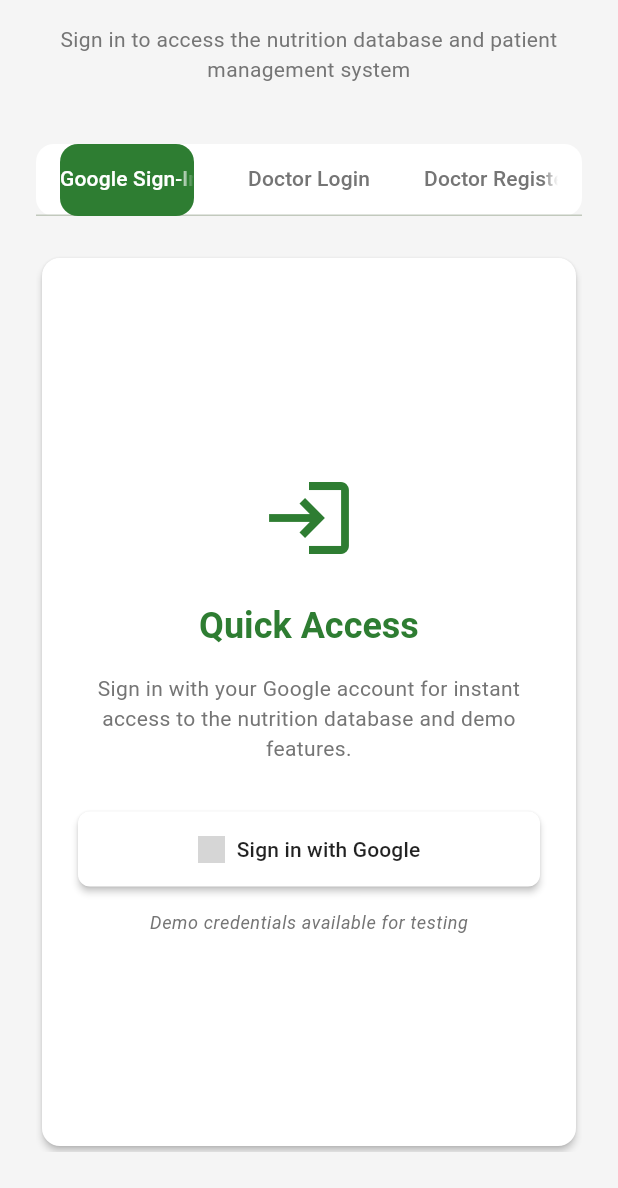
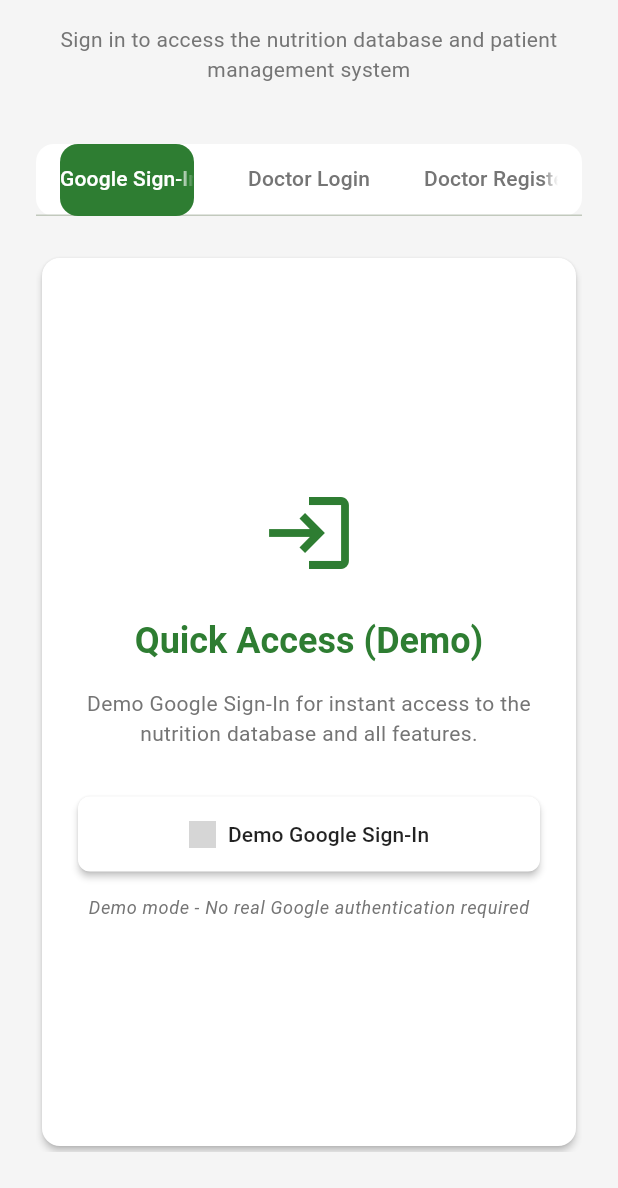
Before and after one commit to prasha-coder/allinone, a Flutter app: the screen it shows after launch, scrolled down 217 dp, on a phone screen of 412 x 824 dp, the part 48-1236 px from its top. Run offline on Flutter 3.47's test engine with Material 3 defaults, Android fonts, the phone set to English and light mode, and no system bars; our stand-ins replace cloud_firestore, firebase_auth, firebase_core, google_sign_in, sqflite; accounts and stored records are empty; grey boxes are pictures that could not be loaded.

Commit message:
Fix Google Sign-In error by implementing demo mode
- Replaced real Google Sign-In with demo mode to avoid ClientID configuration issues
- Updated UI to clearly indicate demo mode functionality
- Improved error messages and user feedback
- Demo Google Sign-In now works without requiring Google Client ID setup
- Users can still access all features through demo authentication

```diff
--- a/lib/screens/auth_screen_new.dart
+++ b/lib/screens/auth_screen_new.dart
@@ -173,7 +173,7 @@
             ),
             const SizedBox(height: 24),
             Text(
-              'Quick Access',
+              'Quick Access (Demo)',
               style: Theme.of(context).textTheme.headlineSmall?.copyWith(
                 fontWeight: FontWeight.bold,
                 color: AppTheme.primaryColor,
@@ -181,7 +181,7 @@
             ),
             const SizedBox(height: 16),
             Text(
-              'Sign in with your Google account for instant access to the nutrition database and demo features.',
+              'Demo Google Sign-In for instant access to the nutrition database and all features.',
               textAlign: TextAlign.center,
               style: Theme.of(context).textTheme.bodyMedium?.copyWith(
                 color: AppTheme.subtleTextColor,
@@ -219,7 +219,7 @@
                         height: 20,
                         errorBuilder: (context, error, stackTrace) => const Icon(Icons.login),
                       ),
-                label: Text(_isLoading ? 'Signing in...' : 'Sign in with Google'),
+                label: Text(_isLoading ? 'Signing in...' : 'Demo Google Sign-In'),
                 style: ElevatedButton.styleFrom(
                   backgroundColor: Colors.white,
                   foregroundColor: Colors.black87,
@@ -229,7 +229,7 @@
             ),
             const SizedBox(height: 16),
             Text(
-              'Demo credentials available for testing',
+              'Demo mode - No real Google authentication required',
               style: Theme.of(context).textTheme.bodySmall?.copyWith(
                 color: AppTheme.subtleTextColor,
                 fontStyle: FontStyle.italic,
@@ -653,7 +653,7 @@
 
       if (user == null) {
         setState(() {
-          _errorMessage = 'Google Sign-In was cancelled or failed';
+          _errorMessage = 'Demo sign-in was cancelled';
         });
       }
     } catch (e) {
```
Also changed, not shown: lib/services/auth_service_new.dart (+13 -28 lines).
